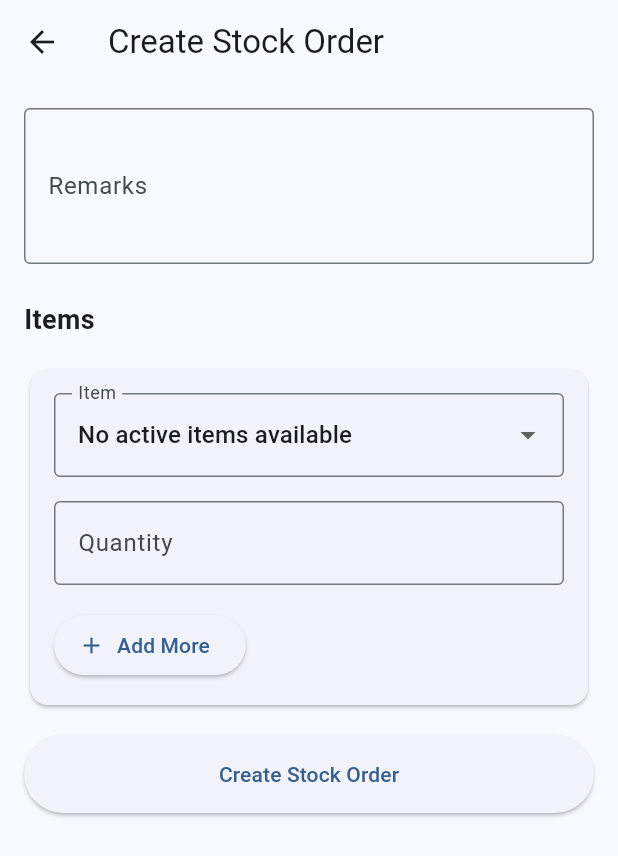
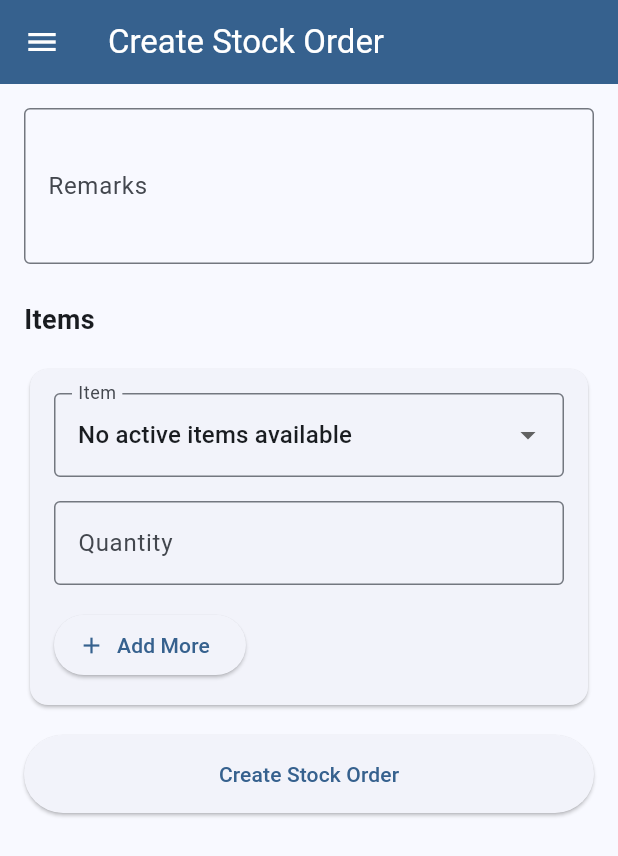
Before and after one commit to sanjay201685/ticket_system_mobile, a Flutter app: the StockOrderCreateScreen screen opened directly, on a phone screen of 412 x 824 dp. Shown: the top 856 px of the screen. Run offline on Flutter 3.47's test engine with Material 3 defaults, Android fonts, the phone set to English and light mode, and no system bars; our stand-ins replace auto_route, dio, google_sign_in, shared_preferences, shimmer; accounts and stored records are empty; network calls fail.

Commit message:
Add hamburger menu and header to all pages. Created AppScaffold widget for consistent navigation. Updated all main screens to use AppScaffold with drawer and AppBar. Fixed Payment Option field to only display when Purchase Mode is Cash.

```diff
--- a/lib/screens/stock/stock_order_create_screen.dart
+++ b/lib/screens/stock/stock_order_create_screen.dart
@@ -6,6 +6,7 @@ import '../../models/dropdown_model.dart';
 import '../../models/item_model.dart';
 import '../../models/stock_order_model.dart';
 import '../../widgets/shimmer_loader.dart';
+import '../../widgets/app_scaffold.dart';
 import '../../services/auth_service.dart';
 import 'stock_order_list_screen.dart';
 
@@ -192,10 +193,8 @@ class _StockOrderCreateScreenState extends State<StockOrderCreateScreen> {
 
   @override
   Widget build(BuildContext context) {
-    return Scaffold(
-      appBar: AppBar(
-        title: const Text('Create Stock Order'),
-      ),
+    return AppScaffold(
+      title: 'Create Stock Order',
       body: Consumer<MasterProvider>(
         builder: (context, masterProvider, child) {
           if (masterProvider.isLoading) {
--- /dev/null
+++ b/lib/widgets/app_scaffold.dart
@@ -0,0 +1,42 @@
+import 'package:flutter/material.dart';
+import 'app_drawer.dart';
+
+/// A reusable scaffold widget that includes AppBar and Drawer on all pages
+class AppScaffold extends StatelessWidget {
+  final String title;
+  final Widget body;
+  final List<Widget>? actions;
+  final bool showDrawer;
+  final Color? backgroundColor;
+  final FloatingActionButton? floatingActionButton;
+  final Widget? bottomNavigationBar;
+
+  const AppScaffold({
+    super.key,
+    required this.title,
+    required this.body,
+    this.actions,
+    this.showDrawer = true,
+    this.backgroundColor,
+    this.floatingActionButton,
+    this.bottomNavigationBar,
+  });
+
+  @override
+  Widget build(BuildContext context) {
+    return Scaffold(
+      appBar: AppBar(
+        title: Text(title),
+        backgroundColor: Theme.of(context).primaryColor,
+        foregroundColor: Colors.white,
+        elevation: 0,
+        actions: actions,
+      ),
+      drawer: showDrawer ? const AppDrawer() : null,
+      backgroundColor: backgroundColor,
+      body: body,
+      floatingActionButton: floatingActionButton,
+      bottomNavigationBar: bottomNavigationBar,
+    );
+  }
+}
```
Also changed, not shown: lib/screens/change_password_screen.dart (+3 -6 lines), lib/screens/profile_screen.dart (+3 -6 lines), lib/screens/purchase/purchase_request_create.dart (+50 -7 lines), lib/screens/purchase/purchase_request_detail_screen.dart (+3 -4 lines), lib/screens/stock/stock_order_list_screen.dart (+7 -8 lines), lib/screens/team_leader/purchase_request_list_screen.dart (+3 -4 lines), lib/screens/wallet/wallet_transaction_screen.dart (+3 -4 lines).
